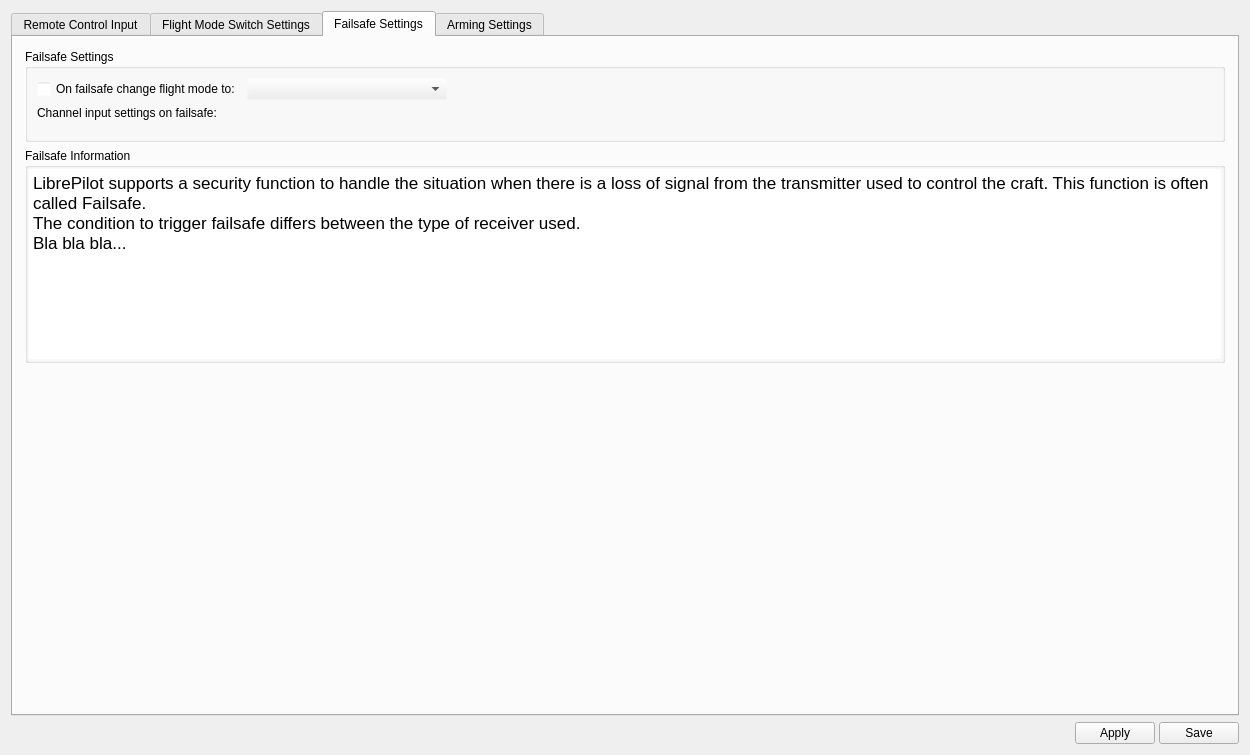
The window that ground/gcs/src/plugins/config/input.ui (librepilot/LibrePilot) describes before a commit, drawn with Qt 5.
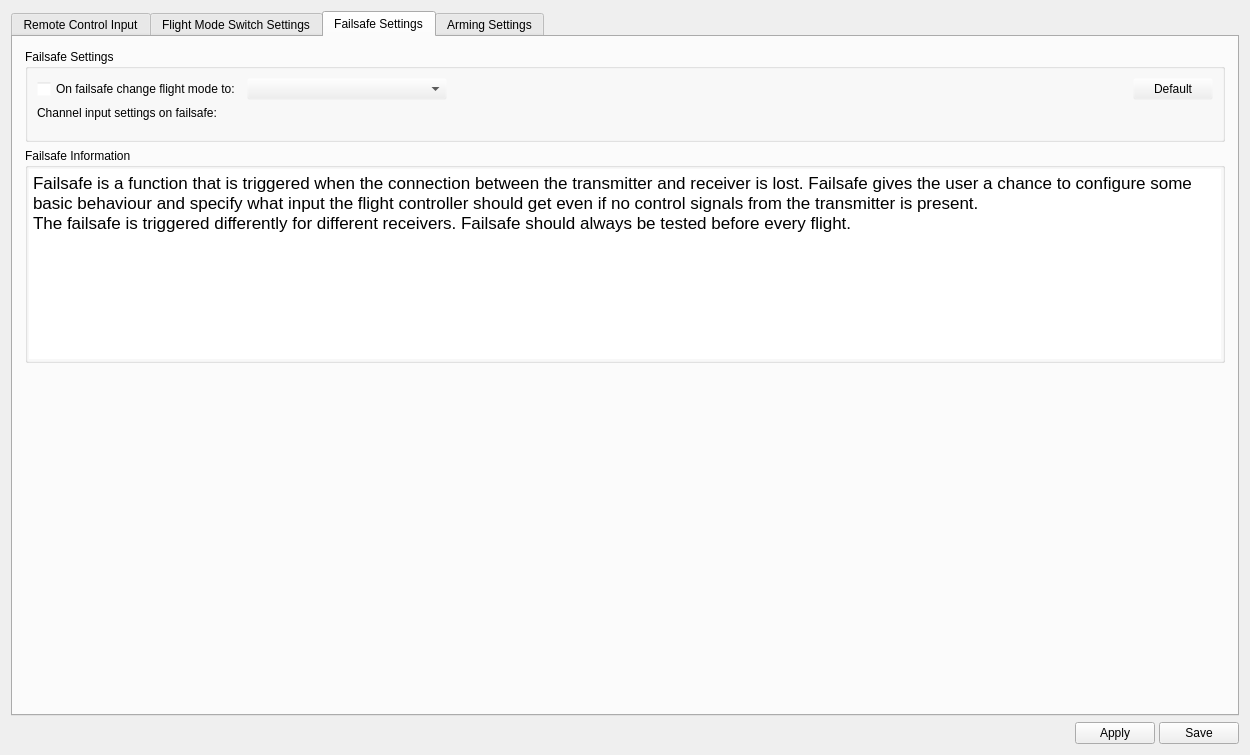
The same window after the commit. The open tabs and pages were chosen to show the change. Icons and pictures are not drawn.

Commit message: LP-235 Changed so that the correct channels are laid out in GUI. Added default button to reset values. Re-factored some repeated code.

Diff of the .ui file:
```diff
--- a/ground/gcs/src/plugins/config/input.ui
+++ b/ground/gcs/src/plugins/config/input.ui
@@ -2295,6 +2295,20 @@
                   </property>
                  </spacer>
                 </item>
+                <item>
+                 <widget class="QPushButton" name="failsafeDefault">
+                  <property name="text">
+                   <string>Default</string>
+                  </property>
+                  <property name="objrelation" stdset="0">
+                   <stringlist>
+                    <string>objname:ManualControlSettings</string>
+                    <string>button:default</string>
+                    <string>buttongroup:555</string>
+                   </stringlist>
+                  </property>
+                 </widget>
+                </item>
                </layout>
               </item>
               <item row="3" column="0">
@@ -2360,9 +2374,8 @@
 &lt;html&gt;&lt;head&gt;&lt;meta name=&quot;qrichtext&quot; content=&quot;1&quot; /&gt;&lt;style type=&quot;text/css&quot;&gt;
 p, li { white-space: pre-wrap; }
 &lt;/style&gt;&lt;/head&gt;&lt;body style=&quot; font-family:'.SF NS Text'; font-size:13pt; font-weight:400; font-style:normal;&quot;&gt;
-&lt;p style=&quot; margin-top:0px; margin-bottom:0px; margin-left:0px; margin-right:0px; -qt-block-indent:0; text-indent:0px;&quot;&gt;LibrePilot supports a security function to handle the situation when there is a loss of signal from the transmitter used to control the craft. This function is often called Failsafe.&lt;/p&gt;
-&lt;p style=&quot; margin-top:0px; margin-bottom:0px; margin-left:0px; margin-right:0px; -qt-block-indent:0; text-indent:0px;&quot;&gt;The condition to trigger failsafe differs between the type of receiver used.&lt;/p&gt;
-&lt;p style=&quot; margin-top:0px; margin-bottom:0px; margin-left:0px; margin-right:0px; -qt-block-indent:0; text-indent:0px;&quot;&gt;Bla bla bla...&lt;/p&gt;&lt;/body&gt;&lt;/html&gt;</string>
+&lt;p style=&quot; margin-top:0px; margin-bottom:0px; margin-left:0px; margin-right:0px; -qt-block-indent:0; text-indent:0px;&quot;&gt;Failsafe is a function that is triggered when the connection between the transmitter and receiver is lost. Failsafe gives the user a chance to configure some basic behaviour and specify what input the flight controller should get even if no control signals from the transmitter is present.&lt;/p&gt;
+&lt;p style=&quot; margin-top:0px; margin-bottom:0px; margin-left:0px; margin-right:0px; -qt-block-indent:0; text-indent:0px;&quot;&gt;The failsafe is triggered differently for different receivers. Failsafe should always be tested before every flight.&lt;/p&gt;&lt;/body&gt;&lt;/html&gt;</string>
                 </property>
                 <property name="acceptRichText">
                  <bool>true</bool>
```
The commit also changes 1 other file.
